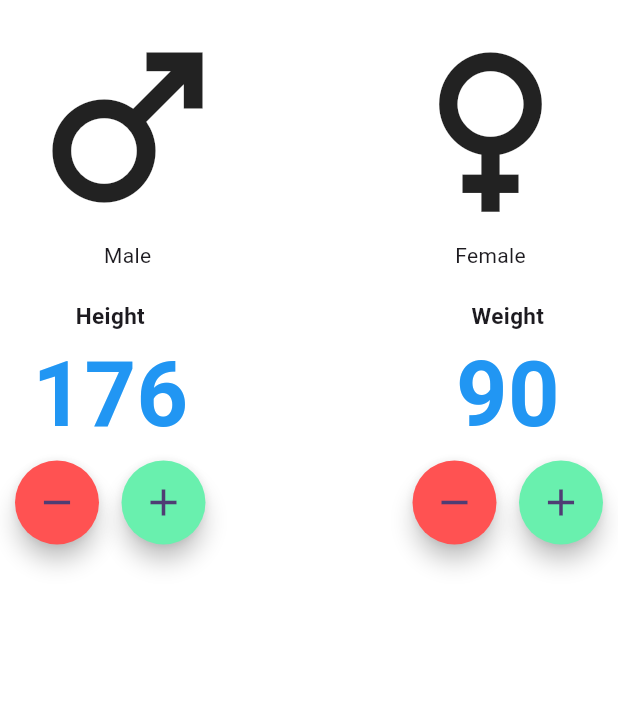
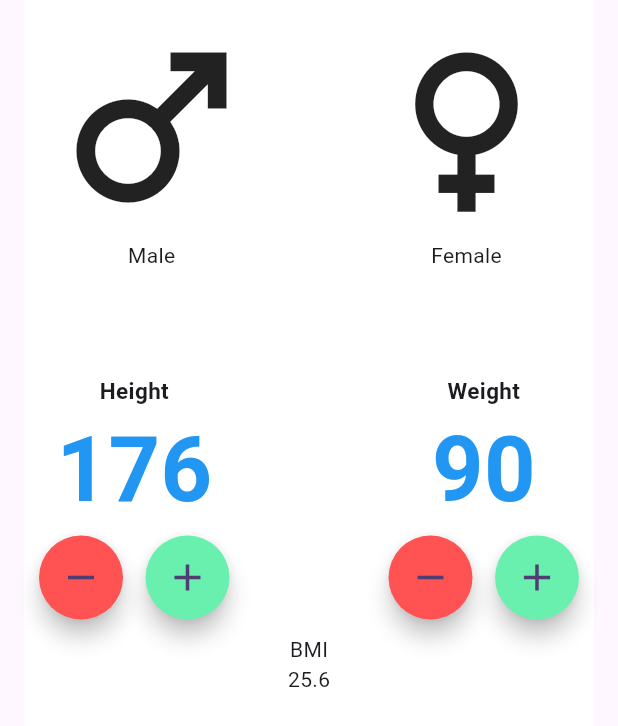
Before and after one commit to nishadadilshan/BMI_Calculator, a Flutter app: the screen it shows after launch, on a phone screen of 412 x 824 dp. Shown: the top 726 px of the screen. Run offline on Flutter 3.47's test engine with Material 2 defaults, Android fonts, the phone set to English and light mode, and no system bars.

Commit message:
UI changes

```diff
--- a/lib/main_page.dart
+++ b/lib/main_page.dart
@@ -13,6 +13,8 @@ class _MainPageState extends State<MainPage> {
   Widget build(BuildContext context) {
     return Scaffold(
      body: SafeArea(
+       child: Padding(
+         padding: const EdgeInsets.symmetric(horizontal: 16),
          child: Container(
            color: Colors.white,
            child: const Column(
@@ -40,6 +42,7 @@ class _MainPageState extends State<MainPage> {
                    )
                  ],
                ),
+               SizedBox(height: 50,),
                Row(
                  children: [
                    Padding(
@@ -76,8 +79,15 @@ class _MainPageState extends State<MainPage> {
                      ),
                    )
                  ],
+               ),
+               Column(
+                 children: [
+                   Text("BMI"),
+                   Text("25.6")
+                 ],
                )
              ],
+           ),
          ),
        ),
      )
```
Lines whose indentation alone changed are shown as unchanged.
